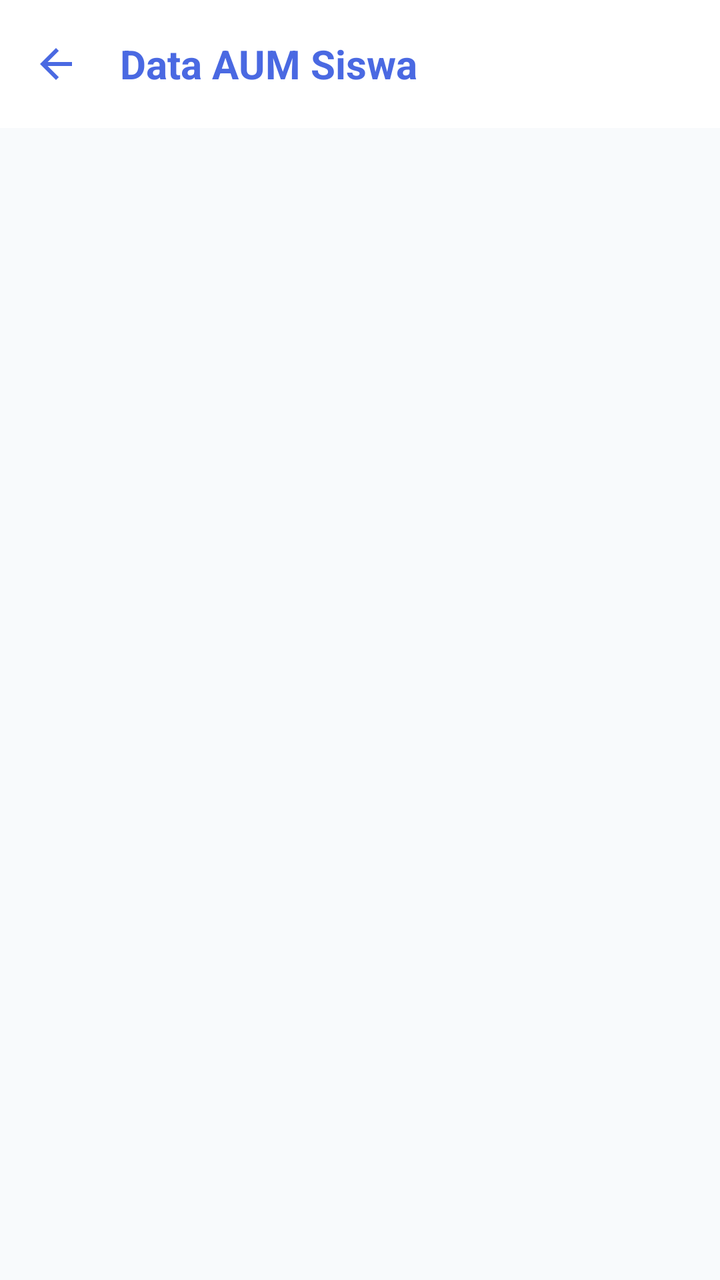
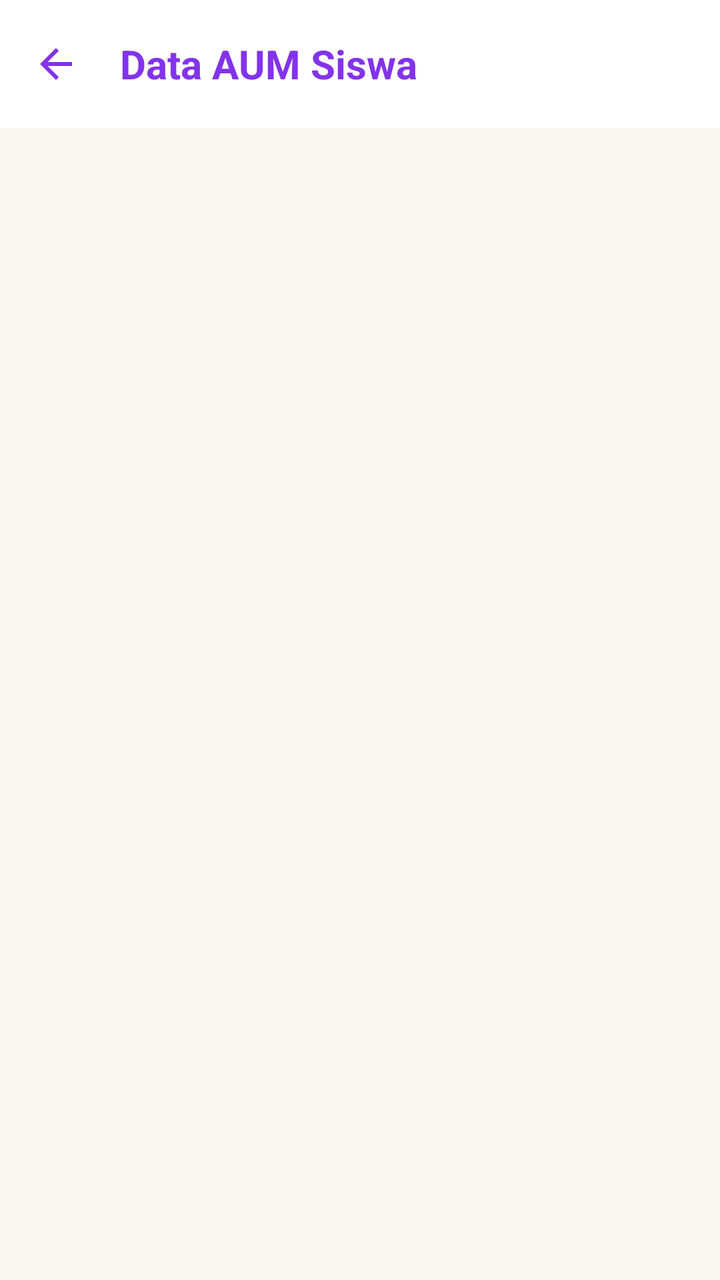

Screens rendered from an Android XML layout before and after an edit, with the pre-edit source and the edit as a unified diff.
<!-- AndroidManifest.xml: application theme Theme.BkNova -->
<!-- res/layout/fragment_daftar_kelas_aum_bk.xml -->
<?xml version="1.0" encoding="utf-8"?>
<androidx.coordinatorlayout.widget.CoordinatorLayout xmlns:android="http://schemas.android.com/apk/res/android"
    xmlns:app="http://schemas.android.com/apk/res-auto"
    xmlns:tools="http://schemas.android.com/tools"
    android:layout_width="match_parent"
    android:layout_height="match_parent"
    android:background="@color/background_gray">

    <com.google.android.material.appbar.AppBarLayout
        android:layout_width="match_parent"
        android:layout_height="wrap_content"
        android:background="@color/white"
        app:elevation="0dp">

        <com.google.android.material.appbar.MaterialToolbar
            android:id="@+id/toolbar_kelas_aum"
            android:layout_width="match_parent"
            android:layout_height="?attr/actionBarSize"
            app:title="Data AUM Siswa"
            app:titleTextAppearance="@style/ToolbarTitleBold"
            app:titleTextColor="@color/blue_primary"
            app:navigationIcon="@drawable/ic_arrow_back"
            app:navigationIconTint="@color/blue_primary" />
    </com.google.android.material.appbar.AppBarLayout>

    <FrameLayout
        android:layout_width="match_parent"
        android:layout_height="match_parent"
        app:layout_behavior="@string/appbar_scrolling_view_behavior">

        <androidx.recyclerview.widget.RecyclerView
            android:id="@+id/rv_daftar_kelas_aum"
            android:layout_width="match_parent"
            android:layout_height="match_parent"
            android:clipToPadding="false"
            android:padding="12dp"
            tools:listitem="@layout/item_kelas_bk" />

        <ProgressBar
            android:id="@+id/pb_loading_aum"
            android:layout_width="wrap_content"
            android:layout_height="wrap_content"
            android:layout_gravity="center"
            android:visibility="gone" />

        <TextView
            android:id="@+id/tv_empty_aum"
            android:layout_width="wrap_content"
            android:layout_height="wrap_content"
            android:layout_gravity="center"
            android:text="Belum ada data kelas"
            android:textColor="@color/text_color_secondary"
            android:visibility="gone" />
    </FrameLayout>

</androidx.coordinatorlayout.widget.CoordinatorLayout>
<!-- res/layout/item_kelas_bk.xml (included above) -->
<?xml version="1.0" encoding="utf-8"?>
<com.google.android.material.card.MaterialCardView xmlns:android="http://schemas.android.com/apk/res/android"
    xmlns:app="http://schemas.android.com/apk/res-auto"
    android:layout_width="match_parent"
    android:layout_height="wrap_content"
    android:layout_marginBottom="12dp"
    app:cardCornerRadius="16dp"
    app:cardElevation="2dp"
    app:strokeWidth="0dp"
    android:clickable="true"
    android:focusable="true"
    android:foreground="?attr/selectableItemBackground">

    <LinearLayout
        android:layout_width="match_parent"
        android:layout_height="wrap_content"
        android:gravity="center_vertical"
        android:orientation="horizontal"
        android:padding="16dp">

        <com.google.android.material.imageview.ShapeableImageView
            android:layout_width="48dp"
            android:layout_height="48dp"
            android:background="@color/blue_light"
            android:padding="12dp"
            app:shapeAppearanceOverlay="@style/ShapeAppearance.Rounded8"
            android:src="@drawable/ic_people"
            app:tint="@color/blue_primary" />

        <LinearLayout
            android:layout_width="0dp"
            android:layout_height="wrap_content"
            android:layout_weight="1"
            android:layout_marginStart="16dp"
            android:orientation="vertical">

            <TextView
                android:id="@+id/tv_nama_kelas"
                android:layout_width="wrap_content"
                android:layout_height="wrap_content"
                android:text="Nama Kelas"
                android:textColor="@color/text_color_primary"
                android:textSize="16sp"
                android:textStyle="bold" />

            <TextView
                android:id="@+id/tv_tingkat_jurusan"
                android:layout_width="wrap_content"
                android:layout_height="wrap_content"
                android:layout_marginTop="2dp"
                android:text="Tingkat - Jurusan"
                android:textColor="@color/text_color_secondary"
                android:textSize="12sp" />
        </LinearLayout>

        <ImageView
            android:layout_width="24dp"
            android:layout_height="24dp"
            android:src="@drawable/ic_chevron_right"
            app:tint="@color/divider_color" />

    </LinearLayout>
</com.google.android.material.card.MaterialCardView>
<!-- resources referenced by this layout -->
<resources>
  <color name="background_gray">#F8FAFC</color>
  <color name="blue_light">#EBF0FF</color>
  <color name="blue_primary">#4A69E2</color>
  <color name="divider_color">#E2E8F0</color>
  <color name="text_color_primary">#1E293B</color>
  <color name="text_color_secondary">#64748B</color>
  <color name="white">#FFFFFFFF</color>
  <!-- drawable ic_arrow_back (drawable) -->
  <vector xmlns:android="http://schemas.android.com/apk/res/android"
      android:width="24dp"
      android:height="24dp"
      android:viewportWidth="24"
      android:viewportHeight="24">
      <path
          android:fillColor="#FF000000"
          android:pathData="M20,11H7.83l5.59,-5.59L12,4l-8,8 8,8 1.41,-1.41L7.83,13H20v-2z" />
  </vector>
  <!-- drawable ic_chevron_right (drawable) -->
  <vector xmlns:android="http://schemas.android.com/apk/res/android"
      android:width="24dp"
      android:height="24dp"
      android:viewportWidth="24"
      android:viewportHeight="24">
      <path
          android:fillColor="#000000"
          android:pathData="M10,6L8.59,7.41 13.17,12l-4.58,4.59L10,18l6,-6z"/>
  </vector>
  <!-- drawable ic_people (drawable) -->
  <vector xmlns:android="http://schemas.android.com/apk/res/android"
      android:width="24dp"
      android:height="24dp"
      android:viewportWidth="24"
      android:viewportHeight="24">
      <path
          android:fillColor="#000000"
          android:pathData="M16,11c1.66,0 2.99,-1.34 2.99,-3S17.66,5 16,5s-3,1.34 -3,3S14.34,11 16,11zM7,11c1.66,0 3,-1.34 3,-3S8.66,5 7,5S4,6.34 4,8S5.34,11 7,11zM7,13c-2.33,0 -7,1.17 -7,3.5V19h14v-2.5C14,14.17 9.33,13 7,13zM16,13c-0.29,0 -0.62,0.02 -0.97,0.05c1.16,0.84 1.97,1.97 1.97,3.45V19h6v-2.5C23,14.17 18.33,13 16,13z"/>
  </vector>
  <style name="ShapeAppearance.Rounded8" parent="">
          <item name="cornerFamily">rounded</item>
          <item name="cornerSize">8dp</item>
      </style>
  <style name="ToolbarTitleBold" parent="TextAppearance.Material3.TitleLarge">
          <item name="android:textStyle">bold</item>
          <item name="android:textSize">20sp</item> 
      </style>
  <style name="Theme.BkNova" parent="Base.Theme.BkNova" />
  <style name="Base.Theme.BkNova" parent="Theme.Material3.Light.NoActionBar">
          
          
          <item name="android:windowBackground">@color/white</item>
      </style>
</resources>

<!-- the commit's change to res/layout/fragment_daftar_kelas_aum_bk.xml (unified diff, before → after) -->
@@ -4,7 +4,7 @@
     xmlns:tools="http://schemas.android.com/tools"
     android:layout_width="match_parent"
     android:layout_height="match_parent"
-    android:background="@color/background_gray">
+    android:background="@color/background_cream">
 
     <com.google.android.material.appbar.AppBarLayout
         android:layout_width="match_parent"
@@ -18,9 +18,9 @@
             android:layout_height="?attr/actionBarSize"
             app:title="Data AUM Siswa"
             app:titleTextAppearance="@style/ToolbarTitleBold"
-            app:titleTextColor="@color/blue_primary"
+            app:titleTextColor="@color/brand_primary"
             app:navigationIcon="@drawable/ic_arrow_back"
-            app:navigationIconTint="@color/blue_primary" />
+            app:navigationIconTint="@color/brand_primary" />
     </com.google.android.material.appbar.AppBarLayout>
 
     <FrameLayout
@@ -78,11 +78,11 @@
         <com.google.android.material.imageview.ShapeableImageView
             android:layout_width="48dp"
             android:layout_height="48dp"
-            android:background="@color/blue_light"
+            android:background="@color/brand_soft"
             android:padding="12dp"
             app:shapeAppearanceOverlay="@style/ShapeAppearance.Rounded8"
-            android:src="@drawable/ic_people"
-            app:tint="@color/blue_primary" />
+            android:src="@drawable/img_7"
+            app:tint="@color/brand_primary" />
 
         <LinearLayout
             android:layout_width="0dp"
<!-- resource entries referenced after the edit -->
@@ -1,11 +1,11 @@
 <!-- resources referenced by this layout -->
 <resources>
-  <color name="background_gray">#F8FAFC</color>
-  <color name="blue_light">#EBF0FF</color>
-  <color name="blue_primary">#4A69E2</color>
-  <color name="divider_color">#E2E8F0</color>
-  <color name="text_color_primary">#1E293B</color>
-  <color name="text_color_secondary">#64748B</color>
+  <color name="background_cream">#F8F7F2</color>
+  <color name="brand_primary">#8333EA</color>
+  <color name="brand_soft">#F0E6FC</color>
+  <color name="divider_color">#E8E3DC</color>
+  <color name="text_color_primary">#2A1E33</color>
+  <color name="text_color_secondary">#6B5E75</color>
   <color name="white">#FFFFFFFF</color>
   <!-- drawable ic_arrow_back (drawable) -->
   <vector xmlns:android="http://schemas.android.com/apk/res/android"
@@ -27,16 +27,7 @@
           android:fillColor="#000000"
           android:pathData="M10,6L8.59,7.41 13.17,12l-4.58,4.59L10,18l6,-6z"/>
   </vector>
-  <!-- drawable ic_people (drawable) -->
-  <vector xmlns:android="http://schemas.android.com/apk/res/android"
-      android:width="24dp"
-      android:height="24dp"
-      android:viewportWidth="24"
-      android:viewportHeight="24">
-      <path
-          android:fillColor="#000000"
-          android:pathData="M16,11c1.66,0 2.99,-1.34 2.99,-3S17.66,5 16,5s-3,1.34 -3,3S14.34,11 16,11zM7,11c1.66,0 3,-1.34 3,-3S8.66,5 7,5S4,6.34 4,8S5.34,11 7,11zM7,13c-2.33,0 -7,1.17 -7,3.5V19h14v-2.5C14,14.17 9.33,13 7,13zM16,13c-0.29,0 -0.62,0.02 -0.97,0.05c1.16,0.84 1.97,1.97 1.97,3.45V19h6v-2.5C23,14.17 18.33,13 16,13z"/>
-  </vector>
+  <!-- drawable img_7: png bitmap (drawable, 15484 bytes) -->
   <style name="ShapeAppearance.Rounded8" parent="">
           <item name="cornerFamily">rounded</item>
           <item name="cornerSize">8dp</item>
@@ -47,9 +38,52 @@
       </style>
   <style name="Theme.BkNova" parent="Base.Theme.BkNova" />
   <style name="Base.Theme.BkNova" parent="Theme.Material3.Light.NoActionBar">
+  
           
+          <item name="colorPrimary">@color/brand_primary</item>
+          <item name="colorOnPrimary">@color/white</item>
+          <item name="colorPrimaryContainer">@color/brand_soft</item>
+          <item name="colorOnPrimaryContainer">@color/text_color_primary</item>
+  
+          <item name="colorSecondary">@color/accent_pink</item>
           
-          <item name="android:windowBackground">@color/white</item>
+          <item name="colorOnSecondary">@color/text_color_primary</item>
+          <item name="colorSecondaryContainer">@color/accent_pink_soft</item>
+          <item name="colorOnSecondaryContainer">@color/text_color_primary</item>
+  
+          <item name="colorTertiary">@color/accent_peach</item>
+          <item name="colorOnTertiary">@color/text_color_primary</item>
+          <item name="colorTertiaryContainer">@color/accent_peach_soft</item>
+          <item name="colorOnTertiaryContainer">@color/text_color_primary</item>
+  
+          <item name="colorSurface">@color/white</item>
+          <item name="colorOnSurface">@color/text_color_primary</item>
+          <item name="colorSurfaceVariant">@color/background_cream</item>
+          <item name="colorOnSurfaceVariant">@color/text_color_secondary</item>
+          <item name="android:colorBackground">@color/background_cream</item>
+          <item name="colorOnBackground">@color/text_color_primary</item>
+  
+          <item name="colorOutline">@color/divider_color</item>
+          <item name="colorOutlineVariant">@color/divider_color</item>
+  
+          <item name="colorError">@color/red_text</item>
+          <item name="colorOnError">@color/white</item>
+          <item name="colorErrorContainer">@color/red_light</item>
+          <item name="colorOnErrorContainer">@color/red_text</item>
+  
+          <item name="android:windowBackground">@color/background_cream</item>
+  
+          
+          <item name="android:statusBarColor">@color/white</item>
+          <item name="android:windowLightStatusBar">true</item>
+          <item name="android:navigationBarColor">@color/white</item>
+          <item name="android:windowLightNavigationBar" tools:targetApi="o_mr1">true</item>
       </style>
+  <color name="accent_pink">#FF7FAF</color>
+  <color name="accent_pink_soft">#FFECF3</color>
+  <color name="accent_peach">#FFC6BF</color>
+  <color name="accent_peach_soft">#FFE8E5</color>
+  <color name="red_text">#DC2626</color>
+  <color name="red_light">#FEE2E2</color>
 </resources>
 
